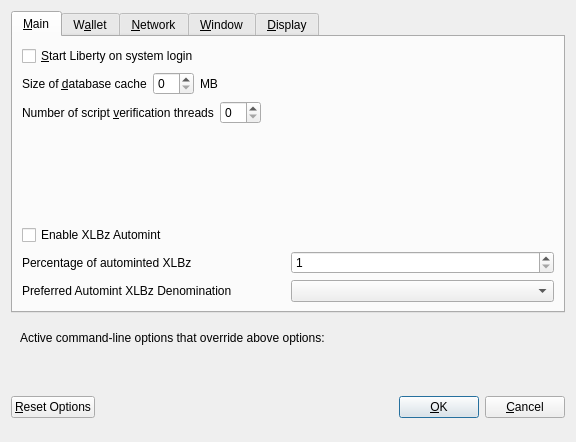
The window that src/qt/forms/optionsdialog.ui (binarysculptor/wallet) describes before a commit, drawn with Qt 5.
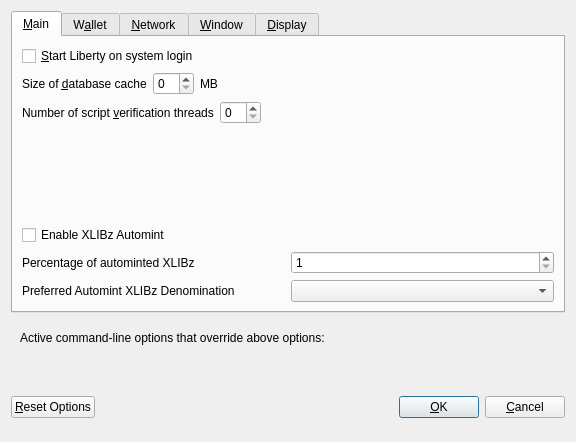
The same window after the commit. Custom widgets are drawn as their Qt base class.

```diff
--- a/src/qt/forms/optionsdialog.ui
+++ b/src/qt/forms/optionsdialog.ui
@@ -139,7 +139,7 @@
           <enum>Qt::LeftToRight</enum>
          </property>
          <property name="text">
-          <string>Enable XLBz Automint</string>
+          <string>Enable XLIBz Automint</string>
          </property>
         </widget>
        </item>
@@ -151,7 +151,7 @@
             <string>Percentage of incoming XLB which get automatically converted to XLBz via Zerocoin Protocol (min: 10%)</string>
            </property>
            <property name="text">
-            <string>Percentage of autominted XLBz</string>
+            <string>Percentage of autominted XLIBz</string>
            </property>
           </widget>
          </item>
@@ -184,7 +184,7 @@
             <string>Wait with automatic conversion to Zerocoin until enough XLB for this denomination is available</string>
            </property>
            <property name="text">
-            <string>Preferred Automint XLBz Denomination</string>
+            <string>Preferred Automint XLIBz Denomination</string>
            </property>
           </widget>
          </item>
```
Left out of the diff: 4 changed lines with no effect on the pictures.
